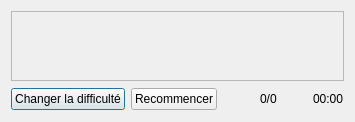
Above: game.ui from chevalierthomas/Demineur before the change. Below: the same form after it.
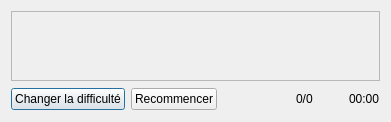
That is the form after the change. Icons and pictures are not drawn.

Patch:
```diff
--- a/game.ui
+++ b/game.ui
@@ -2,6 +2,14 @@
 <ui version="4.0">
  <class>GameWindow</class>
  <widget class="QDialog" name="GameWindow">
+  <property name="geometry">
+   <rect>
+    <x>0</x>
+    <y>0</y>
+    <width>391</width>
+    <height>120</height>
+   </rect>
+  </property>
   <property name="windowTitle">
    <string>Démineur</string>
   </property>
@@ -12,6 +20,14 @@
       <bool>true</bool>
      </property>
      <widget class="QWidget" name="scrollAreaWidgetContents">
+      <property name="geometry">
+       <rect>
+        <x>0</x>
+        <y>0</y>
+        <width>371</width>
+        <height>68</height>
+       </rect>
+      </property>
       <property name="sizePolicy">
        <sizepolicy hsizetype="Expanding" vsizetype="Expanding">
         <horstretch>0</horstretch>
@@ -47,6 +63,12 @@
        <property name="sizeType">
         <enum>QSizePolicy::Expanding</enum>
        </property>
+       <property name="sizeHint" stdset="0">
+        <size>
+         <width>0</width>
+         <height>0</height>
+        </size>
+       </property>
       </spacer>
      </item>
      
```
Left out of the diff: 66 changed lines with no effect on the pictures. Lines whose indentation alone changed are shown as unchanged.
